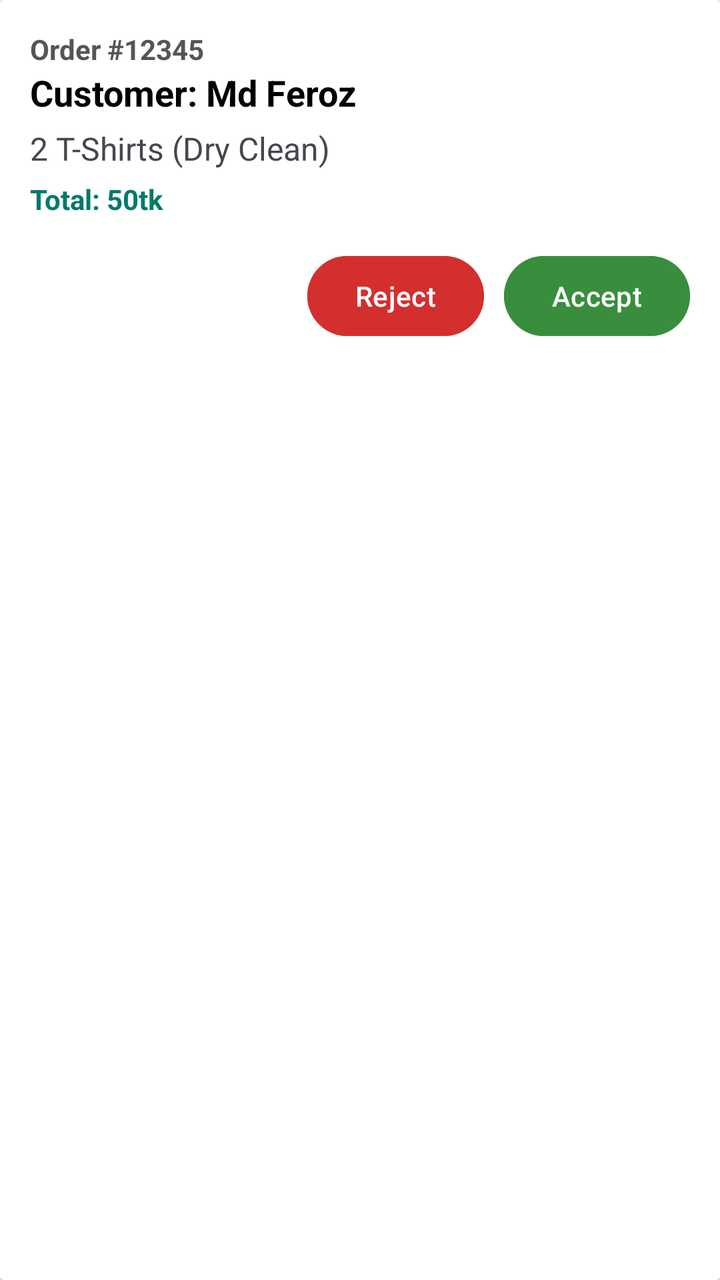
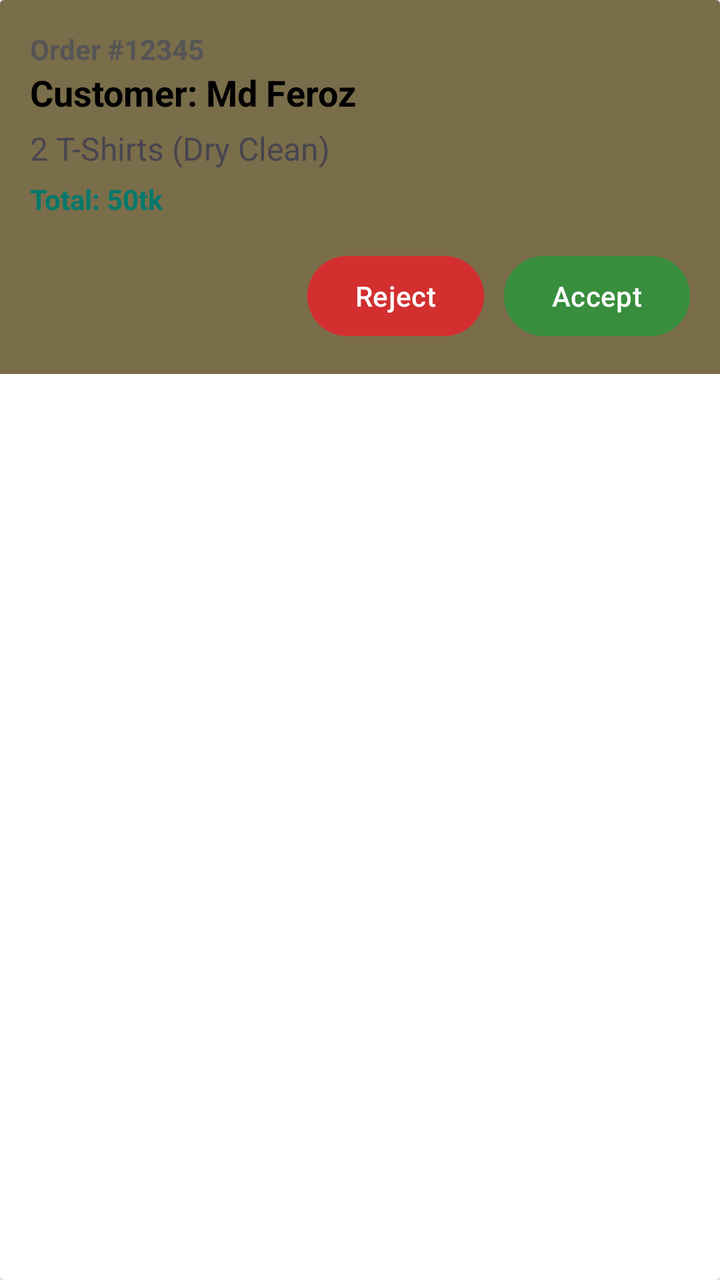

Two renders of the same Android screen: before a commit and after it. Below are the layout's source before the change and the commit's diff.
<!-- AndroidManifest.xml: application theme Theme.LaundryApp -->
<!-- res/layout/pickupitem.xml -->
<?xml version="1.0" encoding="utf-8"?>
<androidx.cardview.widget.CardView xmlns:android="http://schemas.android.com/apk/res/android"
    android:layout_width="match_parent"
    android:layout_height="wrap_content"
    android:layout_margin="10dp"
    android:elevation="5dp">

    <LinearLayout
        android:layout_width="match_parent"
        android:layout_height="wrap_content"
        android:orientation="vertical"
        android:padding="15dp">

        <TextView
            android:id="@+id/tvOrderId"
            android:layout_width="wrap_content"
            android:layout_height="wrap_content"
            android:text="Order #12345"
            android:textStyle="bold"
            android:textColor="#555"/>

        <TextView
            android:id="@+id/tvCustomerName"
            android:layout_width="wrap_content"
            android:layout_height="wrap_content"
            android:text="Customer: Md Feroz"
            android:textSize="18sp"
            android:textStyle="bold"
            android:textColor="#000"/>

        <TextView
            android:id="@+id/tvOrderDetails"
            android:layout_width="wrap_content"
            android:layout_height="wrap_content"
            android:text="2 T-Shirts (Dry Clean)"
            android:layout_marginTop="5dp"
            android:textSize="16sp"/>

        <TextView
            android:id="@+id/tvOrderTotal"
            android:layout_width="wrap_content"
            android:layout_height="wrap_content"
            android:text="Total: 50tk"
            android:textColor="#00796B"
            android:textStyle="bold"
            android:layout_marginTop="5dp"/>

        <LinearLayout
            android:layout_width="match_parent"
            android:layout_height="wrap_content"
            android:orientation="horizontal"
            android:layout_marginTop="15dp"
            android:gravity="end">

            <Button
                android:id="@+id/btnReject"
                android:layout_width="wrap_content"
                android:layout_height="wrap_content"
                android:text="Reject"
                android:backgroundTint="#D32F2F"
                android:layout_marginEnd="10dp"/>

            <Button
                android:id="@+id/btnAccept"
                android:layout_width="wrap_content"
                android:layout_height="wrap_content"
                android:text="Accept"
                android:backgroundTint="#388E3C"/>
        </LinearLayout>
    </LinearLayout>
</androidx.cardview.widget.CardView>
<!-- resources referenced by this layout -->
<resources>
  <style name="Theme.LaundryApp" parent="Base.Theme.LaundryApp" />
  <style name="Base.Theme.LaundryApp" parent="Theme.Material3.DayNight.NoActionBar">
          
          
      </style>
</resources>

<!-- the commit's change to res/layout/pickupitem.xml (unified diff, before → after) -->
@@ -8,6 +8,7 @@
     <LinearLayout
         android:layout_width="match_parent"
         android:layout_height="wrap_content"
+        android:background="#7A6D4A"
         android:orientation="vertical"
         android:padding="15dp">
 
@@ -16,56 +17,56 @@
             android:layout_width="wrap_content"
             android:layout_height="wrap_content"
             android:text="Order #12345"
-            android:textStyle="bold"
-            android:textColor="#555"/>
+            android:textColor="#555"
+            android:textStyle="bold" />
 
         <TextView
             android:id="@+id/tvCustomerName"
             android:layout_width="wrap_content"
             android:layout_height="wrap_content"
             android:text="Customer: Md Feroz"
+            android:textColor="#000"
             android:textSize="18sp"
-            android:textStyle="bold"
-            android:textColor="#000"/>
+            android:textStyle="bold" />
 
         <TextView
             android:id="@+id/tvOrderDetails"
             android:layout_width="wrap_content"
             android:layout_height="wrap_content"
+            android:layout_marginTop="5dp"
             android:text="2 T-Shirts (Dry Clean)"
-            android:layout_marginTop="5dp"
-            android:textSize="16sp"/>
+            android:textSize="16sp" />
 
         <TextView
             android:id="@+id/tvOrderTotal"
             android:layout_width="wrap_content"
             android:layout_height="wrap_content"
+            android:layout_marginTop="5dp"
             android:text="Total: 50tk"
             android:textColor="#00796B"
-            android:textStyle="bold"
-            android:layout_marginTop="5dp"/>
+            android:textStyle="bold" />
 
         <LinearLayout
             android:layout_width="match_parent"
             android:layout_height="wrap_content"
-            android:orientation="horizontal"
             android:layout_marginTop="15dp"
-            android:gravity="end">
+            android:gravity="end"
+            android:orientation="horizontal">
 
             <Button
                 android:id="@+id/btnReject"
                 android:layout_width="wrap_content"
                 android:layout_height="wrap_content"
-                android:text="Reject"
+                android:layout_marginEnd="10dp"
                 android:backgroundTint="#D32F2F"
-                android:layout_marginEnd="10dp"/>
+                android:text="Reject" />
 
             <Button
                 android:id="@+id/btnAccept"
                 android:layout_width="wrap_content"
                 android:layout_height="wrap_content"
-                android:text="Accept"
-                android:backgroundTint="#388E3C"/>
+                android:backgroundTint="#388E3C"
+                android:text="Accept" />
         </LinearLayout>
     </LinearLayout>
 </androidx.cardview.widget.CardView>
